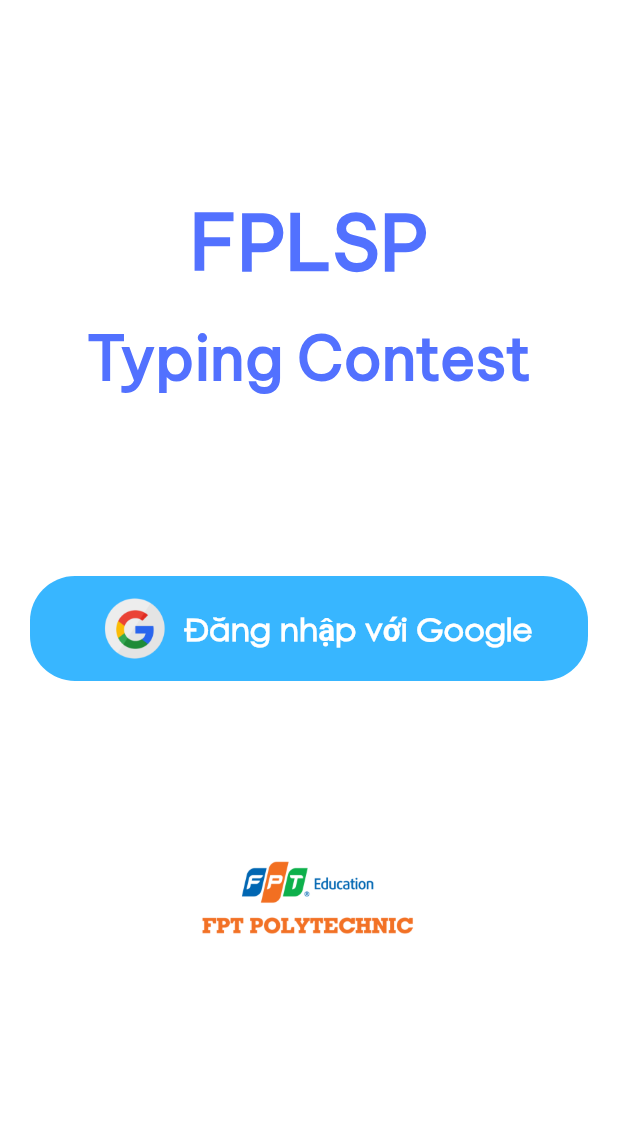
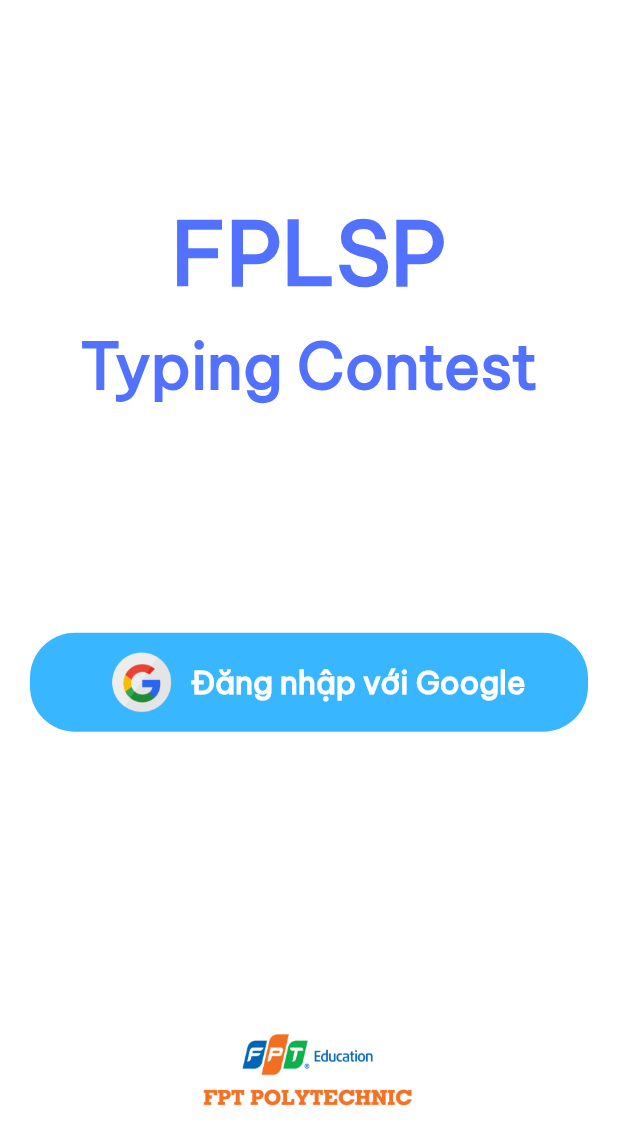
Before and after one commit to Nhat-An-GitOrganization/typing_contest_mobile, a Flutter app: the screen it shows after launch, on a phone screen of 412 x 824 dp. Shown: the top 1145 px of the screen. Run offline on Flutter 3.47's test engine with Material 2 defaults, Android fonts, the phone set to English and light mode, and no system bars; our stand-ins replace awesome_dialog, curved_navigation_bar, firebase_auth, firebase_core, flutter_svg, font_awesome_flutter and 3 more; accounts and stored records are empty.

Commit message:
using_media_query

```diff
--- a/lib/screen/login_screen.dart
+++ b/lib/screen/login_screen.dart
@@ -32,6 +32,7 @@ class _LoginPageState extends State<LoginPage> {
 
   @override
   Widget build(BuildContext context) {
+    Size size = MediaQuery.of(context).size;
     return SafeArea(
       child: Scaffold(
         body: Container(
@@ -40,34 +41,34 @@ class _LoginPageState extends State<LoginPage> {
           ),
           child: Column(
             children: [
-              const SizedBox(
-                height: 130,
+              SizedBox(
+                height: size.height * 0.16,
               ),
-              const Center(
+              Center(
                 child: Text(
                   'FPLSP',
                   style: TextStyle(
-                    color: Color.fromARGB(255, 82, 113, 255),
-                    fontSize: 50,
+                    color: const Color.fromARGB(255, 82, 113, 255),
+                    fontSize: size.height * 0.07,
                     fontWeight: FontWeight.bold,
                   ),
                 ),
               ),
-              const SizedBox(
-                height: 20,
+              SizedBox(
+                height: size.height * 0.016,
               ),
-              const Center(
+              Center(
                 child: Text(
                   'Typing Contest',
                   style: TextStyle(
-                    color: Color.fromARGB(255, 82, 113, 255),
-                    fontSize: 40,
+                    color: const Color.fromARGB(255, 82, 113, 255),
+                    fontSize: size.height * 0.05,
                     fontWeight: FontWeight.bold,
                   ),
                 ),
               ),
-              const SizedBox(
-                height: 100,
+              SizedBox(
+                height: size.height * 0.16,
               ),
               Padding(
                 padding: const EdgeInsets.all(20),
@@ -102,36 +103,35 @@ class _LoginPageState extends State<LoginPage> {
                                   const EdgeInsets.symmetric(horizontal: 8),
                               child: Image.asset(
                                 'lib/images/logogg.png',
-                                width: 50,
-                                height: 70,
+                                width: size.width * 0.12,
+                                height: size.height * 0.08,
                               ),
                             ),
-                            const Text(
+                            Text(
                               'Đăng nhập với Google',
                               style: TextStyle(
-                                fontSize: 21,
+                                fontSize: size.width * 0.05,
                                 fontWeight: FontWeight.bold,
-                                fontFamily: 'CenturyGothic',
-                                color: Color.fromARGB(255, 255, 255, 255),
+                                color: const Color.fromARGB(255, 255, 255, 255),
                               ),
                             ),
                           ],
                         ),
                       ),
                     ),
-                    const SizedBox(
-                      height: 70,
+                    SizedBox(
+                      height: size.height * 0.10,
                     ),
                   ],
                 ),
               ),
-              const SizedBox(
-                height: 10,
+              SizedBox(
+                height: size.height * 0.10,
               ),
               Image.asset(
                 'lib/images/fpoly.png',
-                width: 150,
-                height: 90,
+                width: size.height * 0.18,
+                height: size.height * 0.10,
               ),
             ],
           ),
```
